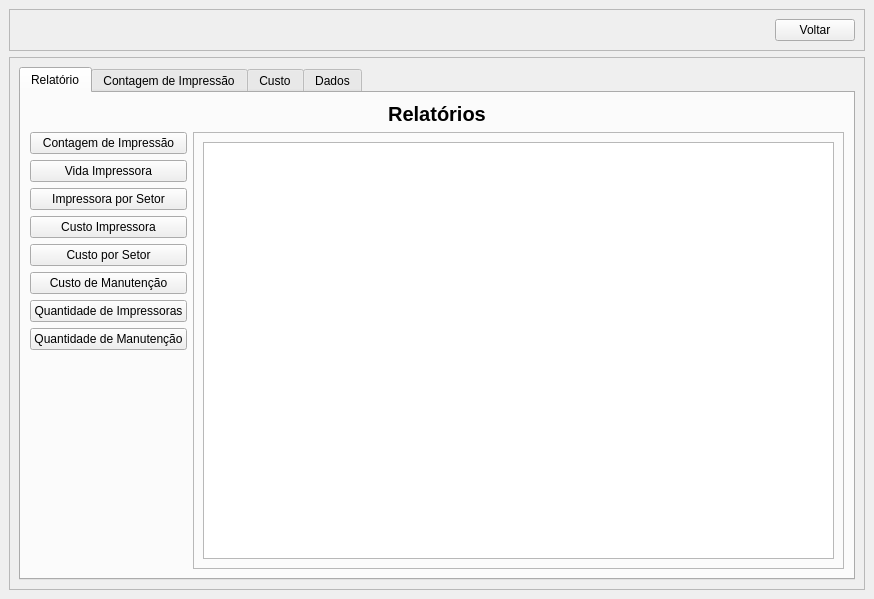
First picture: the form in View/Telas/CD_Relatorio.ui, repository Blastoles/ProjetoSCGI, before the edit.
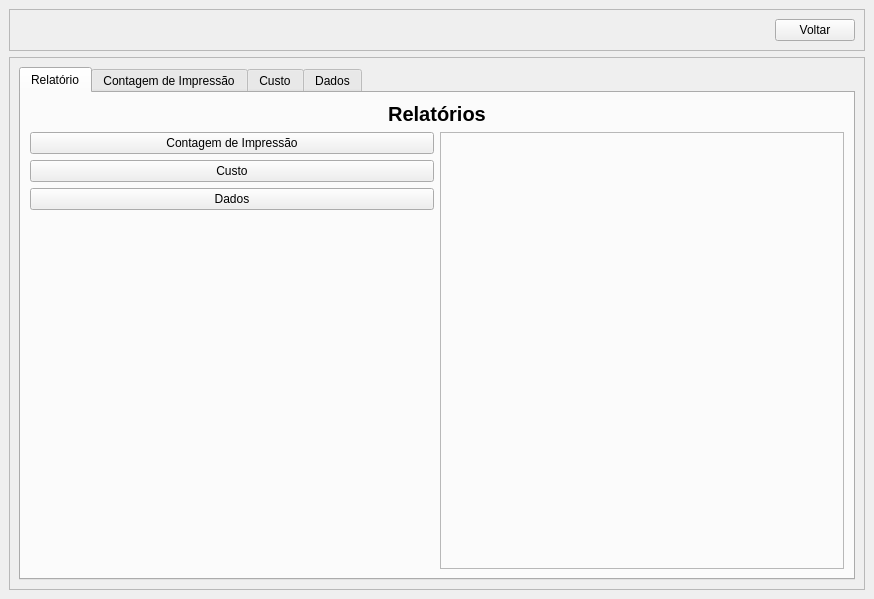
Second picture: the form after the edit. Icons and pictures are not drawn. Custom widgets are drawn as their Qt base class.

```diff
--- a/View/Telas/CD_Relatorio.ui
+++ b/View/Telas/CD_Relatorio.ui
@@ -66,7 +66,7 @@
        <enum>QFrame::Raised</enum>
       </property>
       <layout class="QGridLayout" name="gridLayout_9">
-       <item row="0" column="0">
+       <item row="1" column="0">
         <widget class="QTabWidget" name="tabWidget">
          <property name="currentIndex">
           <number>0</number>
@@ -76,7 +76,7 @@
            <string>Relatório</string>
           </attribute>
           <layout class="QGridLayout" name="gridLayout_8">
-           <item row="1" column="1" rowspan="20">
+           <item row="1" column="1" rowspan="6">
             <widget class="QFrame" name="frame_3">
              <property name="frameShape">
               <enum>QFrame::StyledPanel</enum>
@@ -86,11 +86,24 @@
              </property>
              <layout class="QGridLayout" name="gridLayout_10">
               <item row="0" column="0">
-               <widget class="QGraphicsView" name="Grafico"/>
+               <widget class="grafico" name="grafico" native="true"/>
               </item>
              </layout>
             </widget>
            </item>
+           <item row="3" column="0">
+            <widget class="QPushButton" name="pushButton_5">
+             <property name="sizePolicy">
+              <sizepolicy hsizetype="Minimum" vsizetype="Fixed">
+               <horstretch>0</horstretch>
+               <verstretch>0</verstretch>
+              </sizepolicy>
+             </property>
+             <property name="text">
+              <string>Dados</string>
+             </property>
+            </widget>
+           </item>
            <item row="1" column="0">
             <widget class="QPushButton" name="pushButton">
              <property name="sizePolicy">
@@ -104,6 +117,19 @@
              </property>
             </widget>
            </item>
+           <item row="2" column="0">
+            <widget class="QPushButton" name="pushButton_3">
+             <property name="sizePolicy">
+              <sizepolicy hsizetype="Minimum" vsizetype="Fixed">
+               <horstretch>0</horstretch>
+               <verstretch>0</verstretch>
+              </sizepolicy>
+             </property>
+             <property name="text">
+              <string>Custo</string>
+             </property>
+            </widget>
+           </item>
            <item row="0" column="0" colspan="2">
             <widget class="QLabel" name="label">
              <property name="sizePolicy">
@@ -128,67 +154,6 @@
              </property>
             </widget>
            </item>
-           <item row="2" column="0">
-            <widget class="QPushButton" name="pushButton_5">
-             <property name="sizePolicy">
-              <sizepolicy hsizetype="Minimum" vsizetype="Fixed">
-               <horstretch>0</horstretch>
-               <verstretch>0</verstretch>
-              </sizepolicy>
-             </property>
-             <property name="text">
-              <string>Vida Impressora</string>
-             </property>
-            </widget>
-           </item>
-           <item row="6" column="0">
-            <widget class="QPushButton" name="pushButton_8">
-             <property name="text">
-              <string>Custo de Manutenção</string>
-             </property>
-            </widget>
-           </item>
-           <item row="7" column="0">
-            <widget class="QPushButton" name="pushButton_6">
-             <property name="text">
-              <string>Quantidade de Impressoras</string>
-             </property>
-            </widget>
-           </item>
-           <item row="3" column="0">
-            <widget class="QPushButton" name="pushButton_2">
-             <property name="text">
-              <string>Impressora por Setor</string>
-             </property>
-            </widget>
-           </item>
-           <item row="4" column="0">
-            <widget class="QPushButton" name="pushButton_3">
-             <property name="sizePolicy">
-              <sizepolicy hsizetype="Minimum" vsizetype="Fixed">
-               <horstretch>0</horstretch>
-               <verstretch>0</verstretch>
-              </sizepolicy>
-             </property>
-             <property name="text">
-              <string>Custo Impressora</string>
-             </property>
-            </widget>
-           </item>
-           <item row="5" column="0">
-            <widget class="QPushButton" name="pushButton_4">
-             <property name="text">
-              <string>Custo por Setor</string>
-             </property>
-            </widget>
-           </item>
-           <item row="8" column="0">
-            <widget class="QPushButton" name="pushButton_7">
-             <property name="text">
-              <string>Quantidade de Manutenção</string>
-             </property>
-            </widget>
-           </item>
           </layout>
          </widget>
          <widget class="QWidget" name="tab_Contagem">
@@ -668,6 +633,14 @@
    </layout>
   </widget>
  </widget>
+ <customwidgets>
+  <customwidget>
+   <class>grafico</class>
+   <extends>QWidget</extends>
+   <header>grafico.h</header>
+   <container>1</container>
+  </customwidget>
+ </customwidgets>
  <tabstops>
   <tabstop>BT_Voltar</tabstop>
  </tabstops>
```
Left out of the diff: 8 changed lines with no effect on the pictures.
